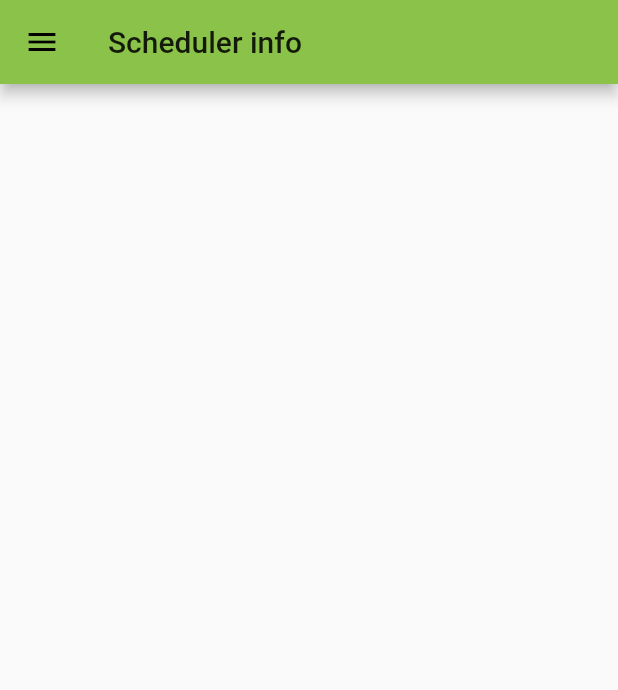
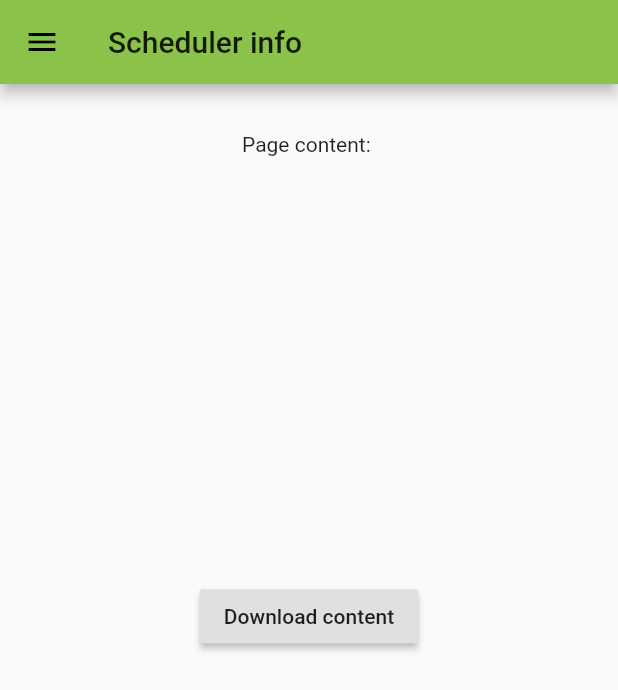
Before and after one commit to tomasbublik/garden_controller_client, a Flutter app: the screen it shows after launch, in the side drawer, after a tap on "Current schedule program", on a phone screen of 412 x 824 dp. Shown: the top 690 px of the screen. Run offline on Flutter 3.47's test engine with Material 2 defaults, Android fonts, the light colour scheme and no system bars.

Commit message:
Scheduler page improvements
* Scheduler page now contains http client with the ability to connect to the REST server
* It can present the obtained results as a scrollable list
* It can parse and extract the interecting data

```diff
--- a/lib/drawer_menu.dart
+++ b/lib/drawer_menu.dart
@@ -18,7 +18,13 @@ class MyDrawerMenu {
               title: new Text('Current schedule program'),
               onTap: () {
                 //Navigator.of(context).pushNamed('/a');
-                Navigator.pushReplacementNamed(context, '/a');
+                Navigator.pushReplacementNamed(context, '/scheduler');
+              },
+            ),
+            new ListTile(
+              title: new Text('Settings'),
+              onTap: () {
+                Navigator.pushReplacementNamed(context, '/settings');
               },
             ),
             new Divider(),
--- a/lib/main.dart
+++ b/lib/main.dart
@@ -20,9 +20,9 @@ class MyApp extends StatelessWidget {
       ),
       home: new MyHomePage(title: 'Garden lights home'),
       routes: <String, WidgetBuilder>{
-        '/a': (BuildContext context) =>
+        '/scheduler': (BuildContext context) =>
         new SchedulerInfoPage(title: 'Scheduler info'),
-        '/b': (BuildContext context) => new SchedulerInfoPage(title: 'page B'),
+        '/settings': (BuildContext context) => new SchedulerInfoPage(title: 'Future settings page'),
         '/about': (BuildContext context) => new AboutPage(),
         '/animation': (BuildContext context) => new LogoApp(),
       },
--- a/lib/scheduler_info_page.dart
+++ b/lib/scheduler_info_page.dart
@@ -1,6 +1,16 @@
+import 'dart:async';
+import 'package:flutter/services.dart';
 import 'package:flutter/material.dart';
 import 'package:flutter_app/drawer_menu.dart';
 
+const DEFAULT_VALUE = "unknown\n";
+const URL_ADDRESS = 'http://192.168.1.6:3000/scheduler';
+const EVENING_TURN_ON_TIME = 'Evening turn on time: ';
+const EVENING_TURN_OFF_TIME = 'Evening turn off time: ';
+const MORNING_TURN_ON_TIME = 'Morning turn on time: ';
+const MORNING_TURN_OFF_TIME = 'Morning turn off time: ';
+const DATE_LENGTH = 20;
+const SEPARATOR = ': ';
 
 class SchedulerInfoPage extends StatefulWidget {
   SchedulerInfoPage({Key key, this.title}) : super(key: key);
@@ -12,19 +22,117 @@ class SchedulerInfoPage extends StatefulWidget {
 }
 
 class _SchedulerInfoPageState extends State<SchedulerInfoPage> {
+  String _rESTEndpointContent = DEFAULT_VALUE;
+  String _extractedText = "";
+  bool _indicationEnabled = false;
+
+  _getSchedulerRESTContent() async {
+    setState(() {
+      _indicationEnabled = true;
+    });
+    String url = URL_ADDRESS;
+    var httpClient = createHttpClient();
+    var response = await httpClient.read(url);
+
+    setState(() {
+      _rESTEndpointContent = response;
+      try {
+        _extractedText = extractData(response);
+      } catch (e) {
+        print(e);
+      }
+      _indicationEnabled = false;
+    });
+  }
+
+  List<Widget> buildListOfLines(String lines) {
+    if (lines == DEFAULT_VALUE) {
+      return new List<Widget>();
+    }
+    return lines.split('\n').map((line) => new Text(line)).toList();
+  }
+
+  String extractData(String lines) {
+    var result = new StringBuffer();
+    if (lines == DEFAULT_VALUE) {
+      return 'Data empty';
+    }
+
+    if (lines.contains(EVENING_TURN_ON_TIME)
+        && lines.contains(EVENING_TURN_OFF_TIME)
+        && lines.contains(MORNING_TURN_ON_TIME)
+        && lines.contains(MORNING_TURN_OFF_TIME)
+    ) {
+      var eveOnIndex = lines.indexOf(EVENING_TURN_ON_TIME) +
+          EVENING_TURN_ON_TIME.length;
+      var eveOffIndex = lines.indexOf(EVENING_TURN_OFF_TIME) +
+          EVENING_TURN_OFF_TIME.length;
+      var mrnOnIndex = lines.indexOf(MORNING_TURN_ON_TIME) +
+          MORNING_TURN_ON_TIME.length;
+      var mrnOffIndex = lines.indexOf(MORNING_TURN_OFF_TIME) +
+          MORNING_TURN_OFF_TIME.length;
+      result.writeAll([
+        EVENING_TURN_ON_TIME +
+            lines.substring(eveOnIndex, eveOnIndex + DATE_LENGTH),
+        EVENING_TURN_OFF_TIME +
+            lines.substring(eveOffIndex, eveOffIndex + DATE_LENGTH),
+        MORNING_TURN_ON_TIME +
+            lines.substring(mrnOnIndex, mrnOnIndex + DATE_LENGTH),
+        MORNING_TURN_OFF_TIME +
+            lines.substring(mrnOffIndex, mrnOffIndex + DATE_LENGTH)
+      ], '\n');
+    }
+    return result.toString();
+  }
+
+  Widget setCircularProgressIndicator(bool visible) {
+    Widget circularProgressIndicator = visible
+        ? new CircularProgressIndicator()
+        : new Container(width: 1.0, height: 1.0,);
+    return circularProgressIndicator;
+  }
 
   @override
   Widget build(BuildContext context) {
+    var spacer = new SizedBox(height: 32.0);
+
     return new Scaffold(
       appBar: new AppBar(title: new Text(widget.title)),
       drawer: MyDrawerMenu.getMenu(context),
       body: new Center(
-/*        child: new FlatButton(
-          child: new Text('Back'),
-          onPressed: () {
-            Navigator.of(context).pop();
-          },
-        )*/
+        child: new Container(
+          child: new Column(
+              children: [
+                spacer,
+                new Text(
+                  'Page content: ',
+                ),
+                setCircularProgressIndicator(_indicationEnabled),
+                new Container(
+                  height: 250.0,
+                  child: new ListView(
+                      shrinkWrap: true,
+                      padding: const EdgeInsets.all(20.0),
+                      children: buildListOfLines(_rESTEndpointContent)
+                  ),
+                ),
+                spacer,
+                new RaisedButton(
+                  onPressed: _getSchedulerRESTContent,
+                  child: new Text('Download content'),
+                ),
+                spacer,
+                new Container(
+                  height: 100.0,
+                  child: new ListView(
+                      shrinkWrap: true,
+                      padding: const EdgeInsets.all(20.0),
+                      children: buildListOfLines(_extractedText)
+                  ),
+                ),
+              ]
+          ),
+        ),
       ),
     );
   }
--- a/pubspec.yaml
+++ b/pubspec.yaml
@@ -2,6 +2,7 @@ name: flutter_app
 description: A new Flutter application.
 
 dependencies:
+  http: '>=0.11.3+12'
   flutter:
     sdk: flutter
 
```
